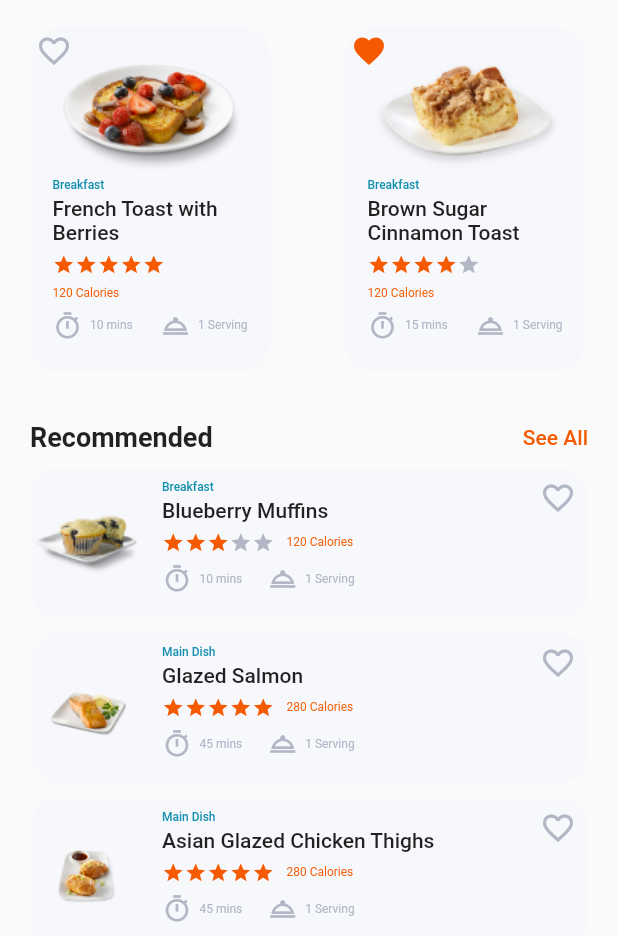
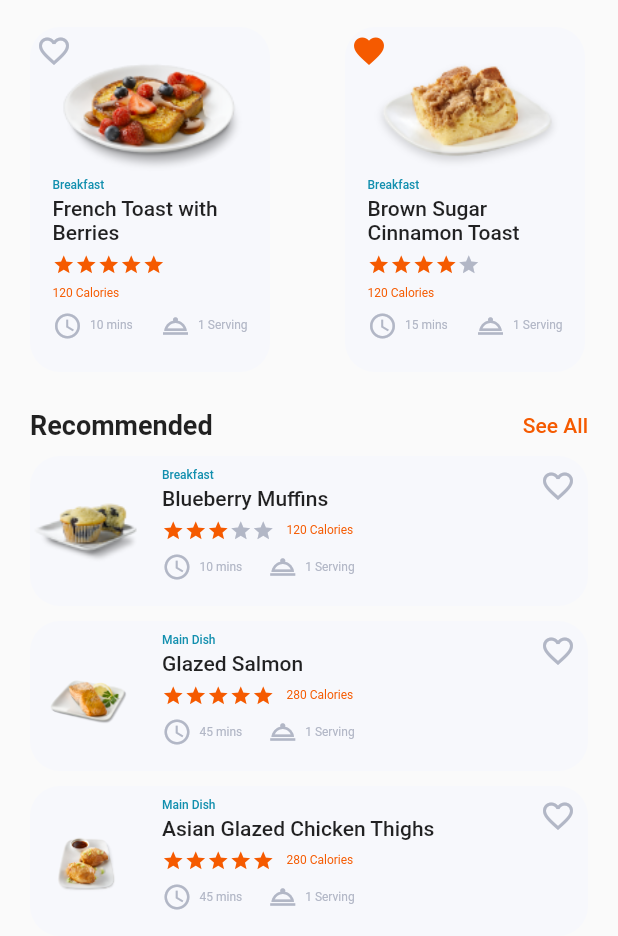
Before and after one commit to Esraa3293/recipe, a Flutter app: the HomeScreen screen opened by its route, scrolled down 264 dp, on a phone screen of 412 x 824 dp, the part 300-1236 px from its top. Run offline on Flutter 3.47's test engine with Material 2 defaults, Android fonts, the light colour scheme and no system bars; drawn by our look-alikes of carousel_slider, dots_indicator; our stand-ins replace email_validator, shared_preferences; accounts and stored records are empty; network calls fail; statements that could not run were skipped.

Commit message:
simple change

```diff
--- a/lib/pages/home.dart
+++ b/lib/pages/home.dart
@@ -282,7 +282,7 @@ class _HomeScreenState extends State<HomeScreen> {
                         ],
                       ),
                       const SizedBox(
-                        height: 33,
+                        height: 25,
                       ),
                       const SectionHeader(sectionName: "Recommended"),
                       const SizedBox(
--- a/lib/widgets/recipe_widget.dart
+++ b/lib/widgets/recipe_widget.dart
@@ -110,7 +110,7 @@ class RecipeWidget extends StatelessWidget {
                   Row(
                     children: [
                       const Icon(
-                        Icons.timer_outlined,
+                        Icons.access_time,
                         size: 20,
                         color: ColorsConst.grayColor,
                       ),
--- a/lib/widgets/recommended_widget.dart
+++ b/lib/widgets/recommended_widget.dart
@@ -116,7 +116,7 @@ class RecommendedWidget extends StatelessWidget {
                       Row(
                         children: [
                           const Icon(
-                            Icons.timer_outlined,
+                            Icons.access_time,
                             size: 20,
                             color: ColorsConst.grayColor,
                           ),
```
